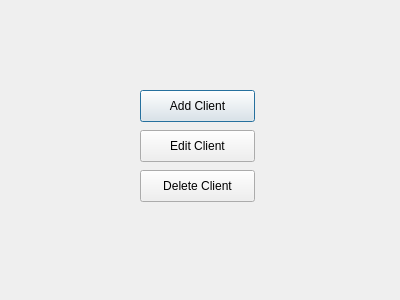
The window that clients.ui (katherinelozm/Proyecto2) describes before a commit, drawn with Qt 5.
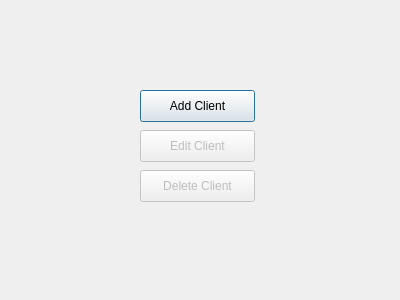
The same window after the commit.

```diff
--- a/clients.ui
+++ b/clients.ui
@@ -27,6 +27,9 @@
    </property>
   </widget>
   <widget class="QPushButton" name="pushButton_2">
+   <property name="enabled">
+    <bool>false</bool>
+   </property>
    <property name="geometry">
     <rect>
      <x>140</x>
@@ -40,6 +43,9 @@
    </property>
   </widget>
   <widget class="QPushButton" name="pushButton_3">
+   <property name="enabled">
+    <bool>false</bool>
+   </property>
    <property name="geometry">
     <rect>
      <x>140</x>
```
